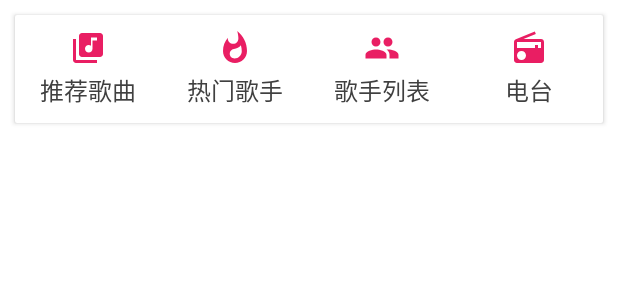
After one commit to Fitem/KTGames, an Android app: the layout layout_music_home_router.xml on its own in the app's theme, with its tools: preview values and no code run, on a phone screen of 412 x 824 dp. The commit adds this screen. Shown: the top 300 px of the screen. Run offline under Robolectric (Android 15) with nearby library versions, the phone set to English and light mode, and no system bars; network calls fail; Roboto replaces fonts that are not available here.

```diff
--- a/app/build.gradle
+++ b/app/build.gradle
@@ -16,6 +16,7 @@ android {
         versionName "1.0"
         testInstrumentationRunner "androidx.test.runner.AndroidJUnitRunner"
         multiDexEnabled true
+        vectorDrawables.useSupportLibrary = true
     }
     buildTypes {
         release {
--- a/app/src/main/java/com/fitem/ktgames/games/presenter/HomePresenter.kt
+++ b/app/src/main/java/com/fitem/ktgames/games/presenter/HomePresenter.kt
@@ -67,12 +67,9 @@ class HomePresenter : BasePresenter<HomeContract.View>(), HomeContract.Presenter
                     bannerHomeBean?.issueList!![0].itemList.addAll(newBannerItemList)
 
                     setHomeData(bannerHomeBean!!)
-
                 }
-
             }, { t ->
                 mRootView?.apply {
-                    dismissLoading()
                     showError(ExceptionHandle.handleException(t),ExceptionHandle.errorCode)
                 }
             })
--- /dev/null
+++ b/app/src/main/res/drawable/ic_arrow_drop_down_24dp.xml
@@ -0,0 +1,5 @@
+<vector android:height="15dp" android:tint="#7F7F7F"
+    android:viewportHeight="15.0" android:viewportWidth="15.0"
+    android:width="15dp" xmlns:android="http://schemas.android.com/apk/res/android">
+    <path android:fillColor="#FF000000" android:pathData="0,10l5, 5 5,-5z"/>
+</vector>
--- /dev/null
+++ b/app/src/main/res/drawable/ic_arrow_right_24dp.xml
@@ -0,0 +1,6 @@
+<?xml version="1.0" encoding="utf-8"?>
+<rotate xmlns:android="http://schemas.android.com/apk/res/android"
+        android:pivotX="50%"
+        android:pivotY="50%"
+        android:fromDegrees="-90"
+        android:drawable="@drawable/ic_arrow_drop_down_24dp"/>
--- /dev/null
+++ b/app/src/main/res/drawable/ic_artists_hot_24dp.xml
@@ -0,0 +1,5 @@
+<vector android:height="24dp" android:tint="#E91E63"
+    android:viewportHeight="24.0" android:viewportWidth="24.0"
+    android:width="24dp" xmlns:android="http://schemas.android.com/apk/res/android">
+    <path android:fillColor="#FF000000" android:pathData="M13.5,0.67s0.74,2.65 0.74,4.8c0,2.06 -1.35,3.73 -3.41,3.73 -2.07,0 -3.63,-1.67 -3.63,-3.73l0.03,-0.36C5.21,7.51 4,10.62 4,14c0,4.42 3.58,8 8,8s8,-3.58 8,-8C20,8.61 17.41,3.8 13.5,0.67zM11.71,19c-1.78,0 -3.22,-1.4 -3.22,-3.14 0,-1.62 1.05,-2.76 2.81,-3.12 1.77,-0.36 3.6,-1.21 4.62,-2.58 0.39,1.29 0.59,2.65 0.59,4.04 0,2.65 -2.15,4.8 -4.8,4.8z"/>
+</vector>
--- /dev/null
+++ b/app/src/main/res/drawable/ic_artists_recommend_24dp.xml
@@ -0,0 +1,5 @@
+<vector android:height="24dp" android:tint="#E91E63"
+    android:viewportHeight="24.0" android:viewportWidth="24.0"
+    android:width="24dp" xmlns:android="http://schemas.android.com/apk/res/android">
+    <path android:fillColor="#FF000000" android:pathData="M16,11c1.66,0 2.99,-1.34 2.99,-3S17.66,5 16,5c-1.66,0 -3,1.34 -3,3s1.34,3 3,3zM8,11c1.66,0 2.99,-1.34 2.99,-3S9.66,5 8,5C6.34,5 5,6.34 5,8s1.34,3 3,3zM8,13c-2.33,0 -7,1.17 -7,3.5L1,19h14v-2.5c0,-2.33 -4.67,-3.5 -7,-3.5zM16,13c-0.29,0 -0.62,0.02 -0.97,0.05 1.16,0.84 1.97,1.97 1.97,3.45L17,19h6v-2.5c0,-2.33 -4.67,-3.5 -7,-3.5z"/>
+</vector>
--- /dev/null
+++ b/app/src/main/res/drawable/ic_music_recommend_24dp.xml
@@ -0,0 +1,5 @@
+<vector android:height="24dp" android:tint="#E91E63"
+    android:viewportHeight="24.0" android:viewportWidth="24.0"
+    android:width="24dp" xmlns:android="http://schemas.android.com/apk/res/android">
+    <path android:fillColor="#FF000000" android:pathData="M20,2L8,2c-1.1,0 -2,0.9 -2,2v12c0,1.1 0.9,2 2,2h12c1.1,0 2,-0.9 2,-2L22,4c0,-1.1 -0.9,-2 -2,-2zM18,7h-3v5.5c0,1.38 -1.12,2.5 -2.5,2.5S10,13.88 10,12.5s1.12,-2.5 2.5,-2.5c0.57,0 1.08,0.19 1.5,0.51L14,5h4v2zM4,6L2,6v14c0,1.1 0.9,2 2,2h14v-2L4,20L4,6z"/>
+</vector>
--- /dev/null
+++ b/app/src/main/res/drawable/ic_radio_recommend_24dp.xml
@@ -0,0 +1,5 @@
+<vector android:height="24dp" android:tint="#E91E63"
+    android:viewportHeight="24.0" android:viewportWidth="24.0"
+    android:width="24dp" xmlns:android="http://schemas.android.com/apk/res/android">
+    <path android:fillColor="#FF000000" android:pathData="M3.24,6.15C2.51,6.43 2,7.17 2,8v12c0,1.1 0.89,2 2,2h16c1.11,0 2,-0.9 2,-2L22,8c0,-1.11 -0.89,-2 -2,-2L8.3,6l8.26,-3.34L15.88,1 3.24,6.15zM7,20c-1.66,0 -3,-1.34 -3,-3s1.34,-3 3,-3 3,1.34 3,3 -1.34,3 -3,3zM20,12h-2v-2h-2v2L4,12L4,8h16v4z"/>
+</vector>
--- a/app/src/main/res/layout/fragment_music.xml
+++ b/app/src/main/res/layout/fragment_music.xml
@@ -2,6 +2,7 @@
 <androidx.coordinatorlayout.widget.CoordinatorLayout xmlns:android="http://schemas.android.com/apk/res/android"
         xmlns:app="http://schemas.android.com/apk/res-auto"
         android:id="@+id/mCoordinatorLayout"
+        android:background="@color/sdk_color_003"
         android:layout_width="match_parent"
         android:layout_height="match_parent">
 
@@ -45,6 +46,9 @@
                     app:banner_tipTextSize="0dp"
                     app:banner_transitionEffect="depth" />
 
+
+            <include layout="@layout/layout_music_home_router" />
+
         </LinearLayout>
     </androidx.swiperefreshlayout.widget.SwipeRefreshLayout>
 
--- /dev/null
+++ b/app/src/main/res/layout/layout_music_home_router.xml
@@ -0,0 +1,69 @@
+<?xml version="1.0" encoding="utf-8"?>
+<androidx.cardview.widget.CardView xmlns:android="http://schemas.android.com/apk/res/android"
+        android:layout_width="match_parent"
+        xmlns:app="http://schemas.android.com/apk/res-auto"
+        app:cardElevation="2dp"
+        android:layout_margin="@dimen/margin_dp_10"
+        android:layout_height="wrap_content">
+
+    <LinearLayout
+            android:layout_width="match_parent"
+            android:layout_height="wrap_content">
+
+        <TextView
+                android:id="@+id/mTvRecommendMusic"
+                style="@style/SelectableItemBackground"
+                android:layout_width="0dp"
+                android:layout_height="wrap_content"
+                android:layout_weight="1.0"
+                android:drawableTop="@drawable/ic_music_recommend_24dp"
+                android:drawablePadding="@dimen/margin_dp_4"
+                android:gravity="center"
+                android:paddingTop="@dimen/margin_dp_10"
+                android:paddingBottom="@dimen/margin_dp_10"
+                android:text="@string/recommend_music"
+                android:textAppearance="@style/GeneralFontStyle.Large" />
+
+        <TextView
+                android:id="@+id/mTvHotArtists"
+                style="@style/SelectableItemBackground"
+                android:layout_width="0dp"
+                android:layout_height="wrap_content"
+                android:layout_weight="1.0"
+                android:drawableTop="@drawable/ic_artists_hot_24dp"
+                android:drawablePadding="@dimen/margin_dp_4"
+                android:gravity="center"
+                android:paddingTop="@dimen/margin_dp_10"
+                android:paddingBottom="@dimen/margin_dp_10"
+                android:text="@string/hot_artists"
+                android:textAppearance="@style/GeneralFontStyle.Large" />
+
+        <TextView
+                android:id="@+id/mTvRecommendArtists"
+                style="@style/SelectableItemBackground"
+                android:layout_width="0dp"
+                android:layout_height="wrap_content"
+                android:layout_weight="1.0"
+                android:drawableTop="@drawable/ic_artists_recommend_24dp"
+                android:drawablePadding="@dimen/margin_dp_4"
+                android:gravity="center"
+                android:paddingTop="@dimen/margin_dp_10"
+                android:paddingBottom="@dimen/margin_dp_10"
+                android:text="@string/artists_list"
+                android:textAppearance="@style/GeneralFontStyle.Large" />
+
+        <TextView
+                android:id="@+id/mTvRadio"
+                style="@style/SelectableItemBackground"
+                android:layout_width="0dp"
+                android:layout_height="wrap_content"
+                android:layout_weight="1.0"
+                android:drawableTop="@drawable/ic_radio_recommend_24dp"
+                android:drawablePadding="@dimen/margin_dp_4"
+                android:gravity="center"
+                android:paddingTop="@dimen/margin_dp_10"
+                android:paddingBottom="@dimen/margin_dp_10"
+                android:text="@string/radio"
+                android:textAppearance="@style/GeneralFontStyle.Large" />
+    </LinearLayout>
+</androidx.cardview.widget.CardView>
--- a/app/src/main/res/values/strings.xml
+++ b/app/src/main/res/values/strings.xml
@@ -20,4 +20,10 @@
     <string name="button_deny">拒绝</string>
     <string name="permission_download_denied">没有授权，请重新授权！</string>
     <string name="to_be_develop">待开发</string>
+
+    <!-- Music -->
+    <string name="hot_artists">热门歌手</string>
+    <string name="artists_list">歌手列表</string>
+    <string name="radio">电台</string>
+    <string name="recommend_music">推荐歌曲</string>
 </resources>
```
Also changed, not shown: app/src/main/java/com/fitem/ktgames/games/ui/main/fragment/HomeFragment.kt (+7 -2 lines), app/src/main/java/com/fitem/ktgames/games/ui/main/fragment/MusicFragment.kt (+22 -8 lines), app/src/main/res/layout/layout_artists_hot.xml (added, +26 -0 lines), app/src/main/res/values/dimens.xml (+12 -0 lines), app/src/main/res/values/font_styles.xml (added, +58 -0 lines).
